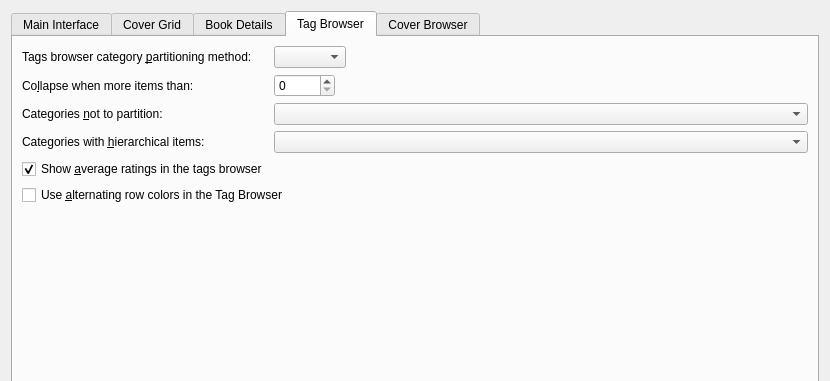
The window that src/calibre/gui2/preferences/look_feel.ui (kovidgoyal/calibre) describes before a commit, drawn with Qt 5; both pictures show x 0 to 830 and y 0 to 381 of the 830 by 546 pixel window.
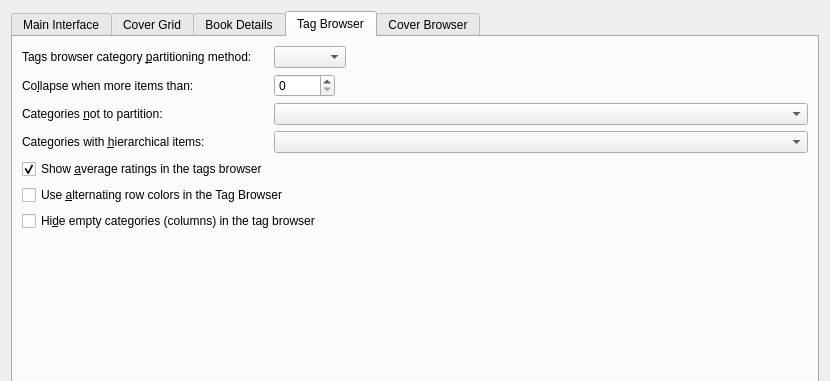
The same window after the commit. The open tabs and pages were chosen to show the change. Icons and pictures are not drawn. Custom widgets are drawn as their Qt base class.

Commit message: Add option to hide empty categories in the tag browser.

Patch:
```diff
--- a/src/calibre/gui2/preferences/look_feel.ui
+++ b/src/calibre/gui2/preferences/look_feel.ui
@@ -898,6 +898,19 @@
          </property>
         </widget>
        </item>
+       <item row="8" column="0" colspan="2">
+        <widget class="QCheckBox" name="opt_tag_browser_hide_empty_categories">
+         <property name="text">
+          <string>Hi&amp;de empty categories (columns) in the tag browser</string>
+         </property>
+         <property name="toolTip">
+          <string>When checked, calibre will automatically hide any category
+ (a column, custom or standard) that has no items to show. For example, some
+ categories might not have values when using virtual libraries. Checking this
+ box will cause these empty categories to be hidden.</string>
+         </property>
+        </widget>
+       </item>
        <item row="1" column="1">
         <widget class="QComboBox" name="opt_tags_browser_partition_method">
          <property name="toolTip">
```
The commit also changes 3 other files.
